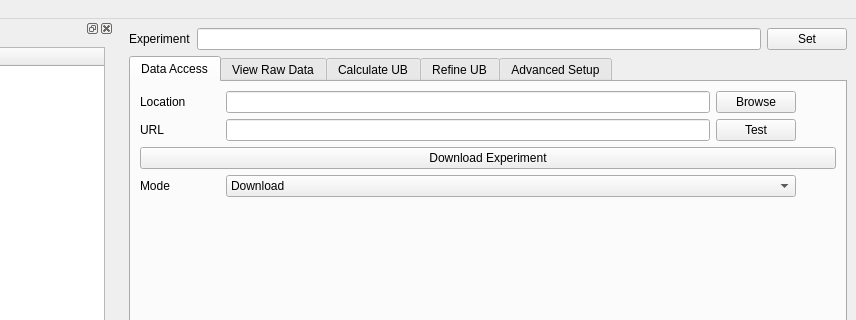
Old version of the form Code/Mantid/scripts/HFIR_4Circle_Reduction/Ui_MainWindow.ui in the repository mantidproject/mantid; both pictures show x 160 to 1016 and y 0 to 320 of the 1016 by 804 pixel window.
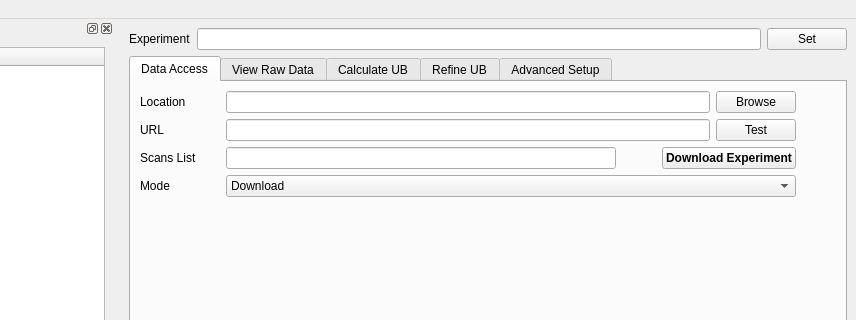
New version of the form.

Patch:
```diff
--- a/Code/Mantid/scripts/HFIR_4Circle_Reduction/Ui_MainWindow.ui
+++ b/Code/Mantid/scripts/HFIR_4Circle_Reduction/Ui_MainWindow.ui
@@ -162,13 +162,73 @@
               </item>
               <item>
                <layout class="QHBoxLayout" name="horizontalLayout_2">
+                <item>
+                 <widget class="QLabel" name="label">
+                  <property name="sizePolicy">
+                   <sizepolicy hsizetype="Fixed" vsizetype="Preferred">
+                    <horstretch>0</horstretch>
+                    <verstretch>0</verstretch>
+                   </sizepolicy>
+                  </property>
+                  <property name="minimumSize">
+                   <size>
+                    <width>80</width>
+                    <height>0</height>
+                   </size>
+                  </property>
+                  <property name="text">
+                   <string>Scans List</string>
+                  </property>
+                 </widget>
+                </item>
+                <item>
+                 <widget class="QLineEdit" name="lineEdit_downloadScans"/>
+                </item>
+                <item>
+                 <spacer name="horizontalSpacer_5">
+                  <property name="orientation">
+                   <enum>Qt::Horizontal</enum>
+                  </property>
+                  <property name="sizeType">
+                   <enum>QSizePolicy::Preferred</enum>
+                  </property>
+                  <property name="sizeHint" stdset="0">
+                   <size>
+                    <width>40</width>
+                    <height>20</height>
+                   </size>
+                  </property>
+                 </spacer>
+                </item>
                 <item>
                  <widget class="QPushButton" name="pushButton_downloadAll">
+                  <property name="font">
+                   <font>
+                    <weight>75</weight>
+                    <bold>true</bold>
+                   </font>
+                  </property>
                   <property name="text">
                    <string>Download Experiment</string>
                   </property>
                  </widget>
                 </item>
+                <item>
+                 <spacer name="horizontalSpacer_6">
+                  <property name="orientation">
+                   <enum>Qt::Horizontal</enum>
+                  </property>
+                  <property name="sizeType">
+                   <enum>QSizePolicy::Preferred</enum>
+                  </property>
+                  <property name="sizeHint" stdset="0">
+                   <size>
+                    <width>40</width>
+                    <height>20</height>
+                   </size>
+                  </property>
+                 </spacer>
+                </item>
                </layout>
               </item>
               <item>
```
Left out of the diff: 26 changed lines with no effect on the pictures.
